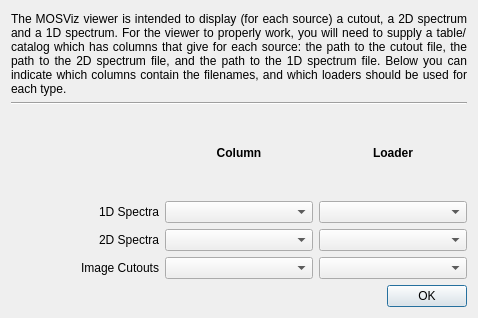
The window that mosviz/loaders/loader_selection.ui (spacetelescope/mosviz) describes before a commit, drawn with Qt 5.
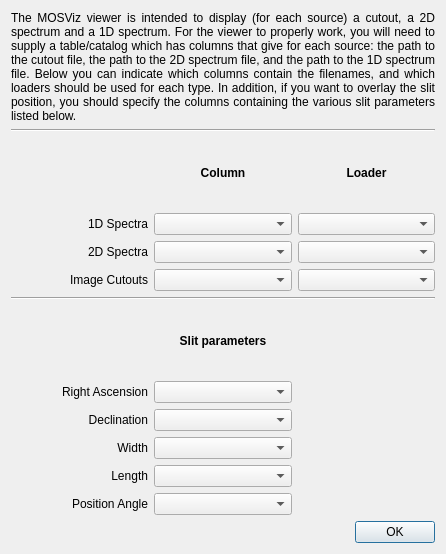
The same window after the commit.

Commit message: Tidied up loader selection UI, and updated docs about reading in data.

Patch:
```diff
--- a/mosviz/loaders/loader_selection.ui
+++ b/mosviz/loaders/loader_selection.ui
@@ -6,8 +6,8 @@
    <rect>
     <x>0</x>
     <y>0</y>
-    <width>478</width>
-    <height>318</height>
+    <width>446</width>
+    <height>554</height>
    </rect>
   </property>
   <property name="windowTitle">
@@ -16,54 +16,6 @@
   <layout class="QVBoxLayout" name="verticalLayout">
    <item>
     <layout class="QGridLayout" name="gridLayout">
-     <item row="4" column="1">
-      <widget class="QComboBox" name="combotext_colname_spectrum2d"/>
-     </item>
-     <item row="5" column="2">
-      <widget class="QComboBox" name="combotext_loader_cutout"/>
-     </item>
-     <item row="4" column="2">
-      <widget class="QComboBox" name="combotext_loader_spectrum2d"/>
-     </item>
-     <item row="3" column="2">
-      <widget class="QComboBox" name="combotext_loader_spectrum1d"/>
-     </item>
-     <item row="3" column="0">
-      <widget class="QLabel" name="label_2">
-       <property name="text">
-        <string>1D Spectra</string>
-       </property>
-       <property name="alignment">
-        <set>Qt::AlignRight|Qt::AlignTrailing|Qt::AlignVCenter</set>
-       </property>
-      </widget>
-     </item>
-     <item row="4" column="0">
-      <widget class="QLabel" name="label_3">
-       <property name="text">
-        <string>2D Spectra</string>
-       </property>
-       <property name="alignment">
-        <set>Qt::AlignRight|Qt::AlignTrailing|Qt::AlignVCenter</set>
-       </property>
-      </widget>
-     </item>
-     <item row="5" column="0">
-      <widget class="QLabel" name="label_4">
-       <property name="text">
-        <string>Image Cutouts</string>
-       </property>
-       <property name="alignment">
-        <set>Qt::AlignRight|Qt::AlignTrailing|Qt::AlignVCenter</set>
-       </property>
-      </widget>
-     </item>
-     <item row="5" column="1">
-      <widget class="QComboBox" name="combotext_colname_cutout"/>
-     </item>
-     <item row="3" column="1">
-      <widget class="QComboBox" name="combotext_colname_spectrum1d"/>
-     </item>
      <item row="2" column="1">
       <widget class="QLabel" name="label_5">
        <property name="font">
@@ -80,22 +32,6 @@
        </property>
       </widget>
      </item>
-     <item row="2" column="2">
-      <widget class="QLabel" name="label_6">
-       <property name="font">
-        <font>
-         <weight>75</weight>
-         <bold>true</bold>
-        </font>
-       </property>
-       <property name="text">
-        <string>Loader</string>
-       </property>
-       <property name="alignment">
-        <set>Qt::AlignCenter</set>
-       </property>
-      </widget>
-     </item>
      <item row="0" column="0" colspan="3">
       <widget class="QLabel" name="label">
        <property name="sizePolicy">
@@ -111,7 +47,7 @@
         </font>
        </property>
        <property name="text">
-        <string>The MOSViz viewer is intended to display (for each source) a cutout, a 2D spectrum and a 1D spectrum. For the viewer to properly work, you will need to supply a table/catalog which has columns that give for each source: the path to the cutout file, the path to the 2D spectrum file, and the path to the 1D spectrum file. Below you can indicate which columns contain the filenames, and which loaders should be used for each type.</string>
+        <string>The MOSViz viewer is intended to display (for each source) a cutout, a 2D spectrum and a 1D spectrum. For the viewer to properly work, you will need to supply a table/catalog which has columns that give for each source: the path to the cutout file, the path to the 2D spectrum file, and the path to the 1D spectrum file. Below you can indicate which columns contain the filenames, and which loaders should be used for each type. In addition, if you want to overlay the slit position, you should specify the columns containing the various slit parameters listed below.</string>
        </property>
        <property name="alignment">
         <set>Qt::AlignJustify|Qt::AlignVCenter</set>
@@ -121,6 +57,41 @@
        </property>
       </widget>
      </item>
+     <item row="11" column="1">
+      <widget class="QComboBox" name="combotext_slit_width"/>
+     </item>
+     <item row="9" column="0">
+      <widget class="QLabel" name="label_8">
+       <property name="text">
+        <string>Right Ascension</string>
+       </property>
+       <property name="alignment">
+        <set>Qt::AlignRight|Qt::AlignTrailing|Qt::AlignVCenter</set>
+       </property>
+      </widget>
+     </item>
+     <item row="3" column="2">
+      <widget class="QComboBox" name="combotext_loader_spectrum1d"/>
+     </item>
+     <item row="5" column="2">
+      <widget class="QComboBox" name="combotext_loader_cutout"/>
+     </item>
+     <item row="5" column="0">
+      <widget class="QLabel" name="label_4">
+       <property name="text">
+        <string>Image Cutouts</string>
+       </property>
+       <property name="alignment">
+        <set>Qt::AlignRight|Qt::AlignTrailing|Qt::AlignVCenter</set>
+       </property>
+      </widget>
+     </item>
+     <item row="3" column="1">
+      <widget class="QComboBox" name="combotext_spectrum1d"/>
+     </item>
+     <item row="13" column="1">
+      <widget class="QComboBox" name="combotext_slit_angle"/>
+     </item>
      <item row="1" column="0" colspan="3">
       <widget class="Line" name="line">
        <property name="orientation">
@@ -128,6 +99,123 @@
        </property>
       </widget>
      </item>
+     <item row="2" column="2">
+      <widget class="QLabel" name="label_6">
+       <property name="font">
+        <font>
+         <weight>75</weight>
+         <bold>true</bold>
+        </font>
+       </property>
+       <property name="text">
+        <string>Loader</string>
+       </property>
+       <property name="alignment">
+        <set>Qt::AlignCenter</set>
+       </property>
+      </widget>
+     </item>
+     <item row="12" column="1">
+      <widget class="QComboBox" name="combotext_slit_length"/>
+     </item>
+     <item row="4" column="0">
+      <widget class="QLabel" name="label_3">
+       <property name="text">
+        <string>2D Spectra</string>
+       </property>
+       <property name="alignment">
+        <set>Qt::AlignRight|Qt::AlignTrailing|Qt::AlignVCenter</set>
+       </property>
+      </widget>
+     </item>
+     <item row="4" column="1">
+      <widget class="QComboBox" name="combotext_spectrum2d"/>
+     </item>
+     <item row="7" column="0" colspan="3">
+      <widget class="Line" name="line_3">
+       <property name="orientation">
+        <enum>Qt::Horizontal</enum>
+       </property>
+      </widget>
+     </item>
+     <item row="5" column="1">
+      <widget class="QComboBox" name="combotext_cutout"/>
+     </item>
+     <item row="4" column="2">
+      <widget class="QComboBox" name="combotext_loader_spectrum2d"/>
+     </item>
+     <item row="8" column="1">
+      <widget class="QLabel" name="label_7">
+       <property name="font">
+        <font>
+         <weight>75</weight>
+         <bold>true</bold>
+        </font>
+       </property>
+       <property name="text">
+        <string>Slit parameters</string>
+       </property>
+       <property name="alignment">
+        <set>Qt::AlignCenter</set>
+       </property>
+      </widget>
+     </item>
+     <item row="10" column="0">
+      <widget class="QLabel" name="label_9">
+       <property name="text">
+        <string>Declination</string>
+       </property>
+       <property name="alignment">
+        <set>Qt::AlignRight|Qt::AlignTrailing|Qt::AlignVCenter</set>
+       </property>
+      </widget>
+     </item>
+     <item row="3" column="0">
+      <widget class="QLabel" name="label_2">
+       <property name="text">
+        <string>1D Spectra</string>
+       </property>
+       <property name="alignment">
+        <set>Qt::AlignRight|Qt::AlignTrailing|Qt::AlignVCenter</set>
+       </property>
+      </widget>
+     </item>
+     <item row="10" column="1">
+      <widget class="QComboBox" name="combotext_slit_dec"/>
+     </item>
+     <item row="11" column="0">
+      <widget class="QLabel" name="label_10">
+       <property name="text">
+        <string>Width</string>
+       </property>
+       <property name="alignment">
+        <set>Qt::AlignRight|Qt::AlignTrailing|Qt::AlignVCenter</set>
+       </property>
+      </widget>
+     </item>
+     <item row="13" column="0">
+      <widget class="QLabel" name="label_12">
+       <property name="text">
+        <string>Position Angle</string>
+       </property>
+       <property name="alignment">
+        <set>Qt::AlignRight|Qt::AlignTrailing|Qt::AlignVCenter</set>
+       </property>
+      </widget>
+     </item>
+     <item row="12" column="0">
+      <widget class="QLabel" name="label_11">
+       <property name="text">
+        <string>Length</string>
+       </property>
+       <property name="alignment">
+        <set>Qt::AlignRight|Qt::AlignTrailing|Qt::AlignVCenter</set>
+       </property>
+      </widget>
+     </item>
+     <item row="9" column="1">
+      <widget class="QComboBox" name="combotext_slit_ra"/>
+     </item>
     </layout>
    </item>
    <item>
```
The commit also changes 3 other files.
